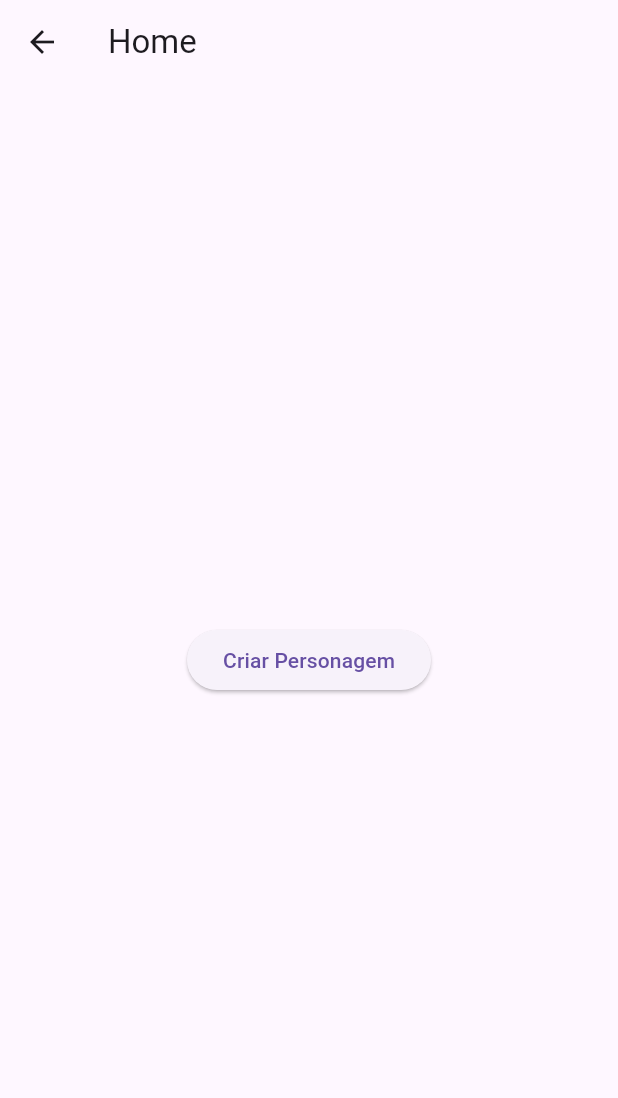
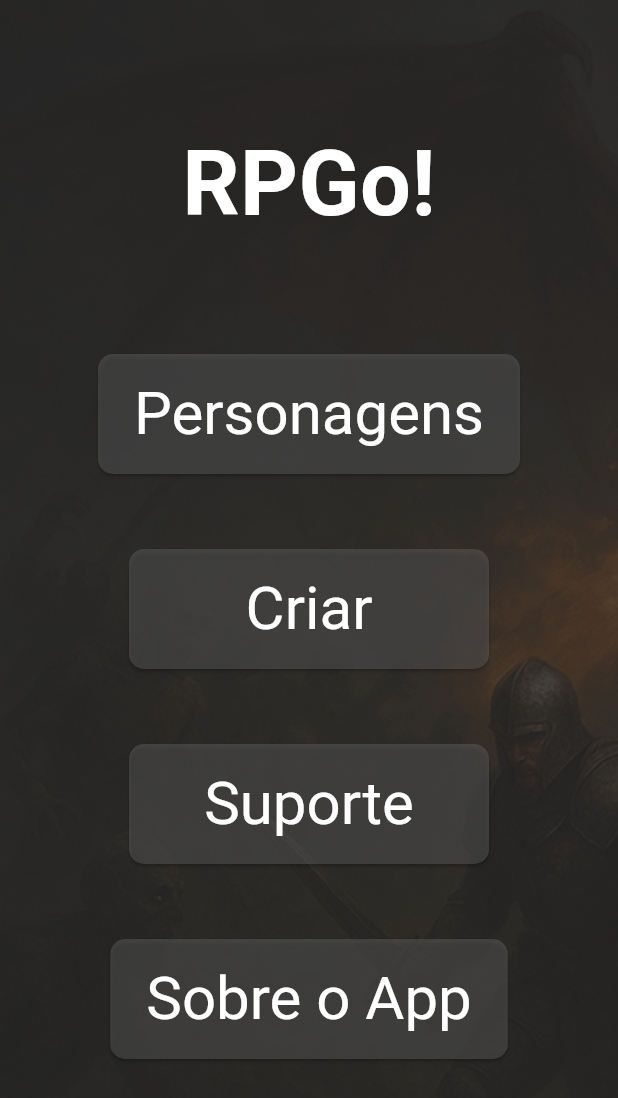
Before and after one commit to NayaStephanie/rpg-projeto, a Flutter app: the HomeScreen screen opened by its route, on a phone screen of 412 x 824 dp. Shown: the top 1098 px of the screen. Run offline on Flutter 3.47's test engine with Material 3 defaults, Android fonts, the phone set to English and light mode, and no system bars; our stand-ins replace device_preview, get_it, google_fonts.

Commit message:
feat: criação tela home e about

```diff
--- a/lib/main.dart
+++ b/lib/main.dart
@@ -4,6 +4,7 @@ import 'screens/auth/login_screen.dart';
 import 'screens/auth/signup_screen.dart';
 import 'screens/home/home_screen.dart';
 import 'screens/character/race_list_screen.dart';
+import 'screens/about/about_screen.dart';
 import 'package:device_preview/device_preview.dart';
 // ignore: unused_import
 import 'package:get_it/get_it.dart';
@@ -32,6 +33,7 @@ class MyApp extends StatelessWidget {
         AppRoutes.signup: (_) => const SignupScreen(),
         AppRoutes.home: (_) => const HomeScreen(),
         AppRoutes.races: (_) => const RaceListScreen(),
+        AppRoutes.about: (_) => const AboutScreen(), // Substituído pela tela Sobre
       },
     );
   }
--- a/lib/screens/auth/login_screen.dart
+++ b/lib/screens/auth/login_screen.dart
@@ -83,7 +83,10 @@ class LoginScreen extends StatelessWidget {
                       fontSize: 20,
                     ),
                   ),
-                  onPressed: () {},
+                  onPressed: () {
+                    // Quando clicar em 'Entrar', vai para a tela HomeScreen
+                    Navigator.pushReplacementNamed(context, '/home');
+                  },
                   child: const Text("ENTRAR"),
                 ),
                 const SizedBox(height: 45),
--- a/lib/screens/auth/signup_screen.dart
+++ b/lib/screens/auth/signup_screen.dart
@@ -124,7 +124,8 @@ class _SignupScreenState extends State<SignupScreen> {
                     ),
                   ),
                   onPressed: () {
-                    // ação de cadastro
+                    // Quando cadastrar, volta para a tela de login
+                    Navigator.pop(context);
                   },
                   child: const Text("CADASTRAR"),
                 ),
--- a/lib/screens/home/home_screen.dart
+++ b/lib/screens/home/home_screen.dart
@@ -1,22 +1,83 @@
 import 'package:flutter/material.dart';
-import '../../utils/app_routes.dart';
+import 'package:google_fonts/google_fonts.dart';
+import 'package:app_rpg/screens/about/about_screen.dart';
 
-/// Tela inicial após login
-/// Mostra opções para criar personagem
 class HomeScreen extends StatelessWidget {
   const HomeScreen({super.key});
 
   @override
   Widget build(BuildContext context) {
     return Scaffold(
-      appBar: AppBar(title: const Text("Home")),
-      body: Center(
-        child: ElevatedButton(
-          onPressed: () {
-            Navigator.pushNamed(context, AppRoutes.races);
-          },
-          child: const Text("Criar Personagem"),
+      body: Stack(
+        fit: StackFit.expand,
+        children: [
+          // Fundo com imagem ocupando toda a tela
+          Positioned.fill(
+            child:
+            Image.asset(
+              "lib/assets/images/image_dracon_inicio.png", // caminho novo
+              fit: BoxFit.cover,
+            ),
+          ),
+
+           // Overlay para deixar a imagem mais escura e facilitar leitura
+          Container(
+            color: Colors.black.withOpacity(0.65),
+          ),
+
+          // Conteúdo
+          Padding(
+            padding: const EdgeInsets.symmetric(horizontal: 40, vertical: 80),
+            child: Column(
+              mainAxisAlignment: MainAxisAlignment.start,
+              children: [
+                Text(
+                  "RPGo!",
+                  style: GoogleFonts.jimNightshade(
+                    fontSize: 60,
+                    color: Colors.white,
+                    fontWeight: FontWeight.bold,
+                  ),
+                ),
+                const SizedBox(height: 70),
+                _buildMenuButton(context, "Personagens", () {}),
+                const SizedBox(height: 50),
+                _buildMenuButton(context, "Criar", () {}),
+                const SizedBox(height: 50),
+                _buildMenuButton(context, "Suporte", () {}),
+
+                const SizedBox(height: 50),
+                _buildMenuButton(context, "Sobre o App", () {
+                  Navigator.push(context, MaterialPageRoute(
+                    builder: (context) => const AboutScreen(),
+                  ));
+                }),
+              ],
+            ),
+          ),
+        ],
+      ),
+    );
+  }
+
+  Widget _buildMenuButton(
+      BuildContext context, String text, VoidCallback onTap) {
+    return ElevatedButton(
+      style: ElevatedButton.styleFrom(
+        backgroundColor: const Color(0xFF767676).withOpacity( 0.35),
+        foregroundColor: Colors.white,
+        minimumSize: const Size(240, 80),
+        shape: RoundedRectangleBorder(
+          borderRadius: BorderRadius.circular(10),
         ),
+        textStyle: GoogleFonts.jimNightshade(
+          fontSize: 40,
+          fontWeight: FontWeight.w400,
+        ),
+      ),
+      onPressed: onTap,
+      child: Text(
+        text,
       ),
     );
   }
--- a/lib/utils/app_routes.dart
+++ b/lib/utils/app_routes.dart
@@ -4,4 +4,5 @@ class AppRoutes {
   static const signup = '/signup';
   static const home = '/home';
   static const races = '/races';
+  static const about = '/about';
 }
```
Also changed, not shown: lib/screens/about/about_screen.dart (added, +126 -0 lines), lib/assets/images/image_dracon_inicio.png (added).
